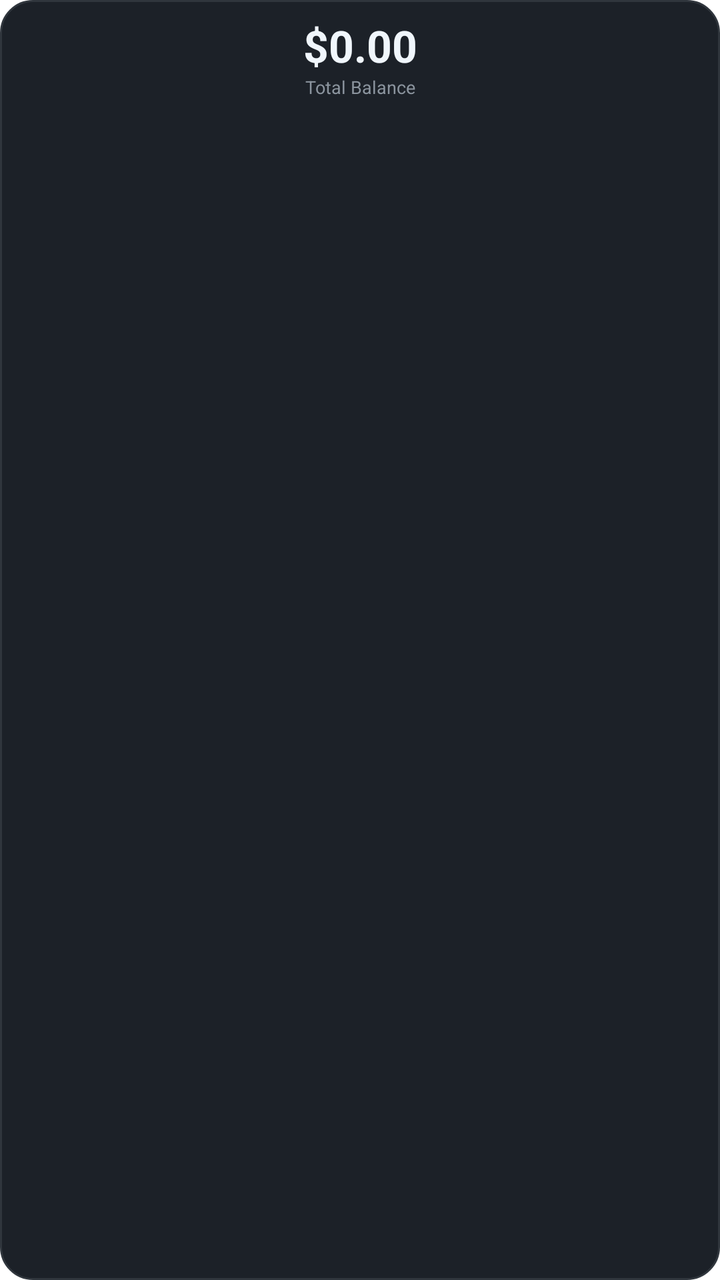
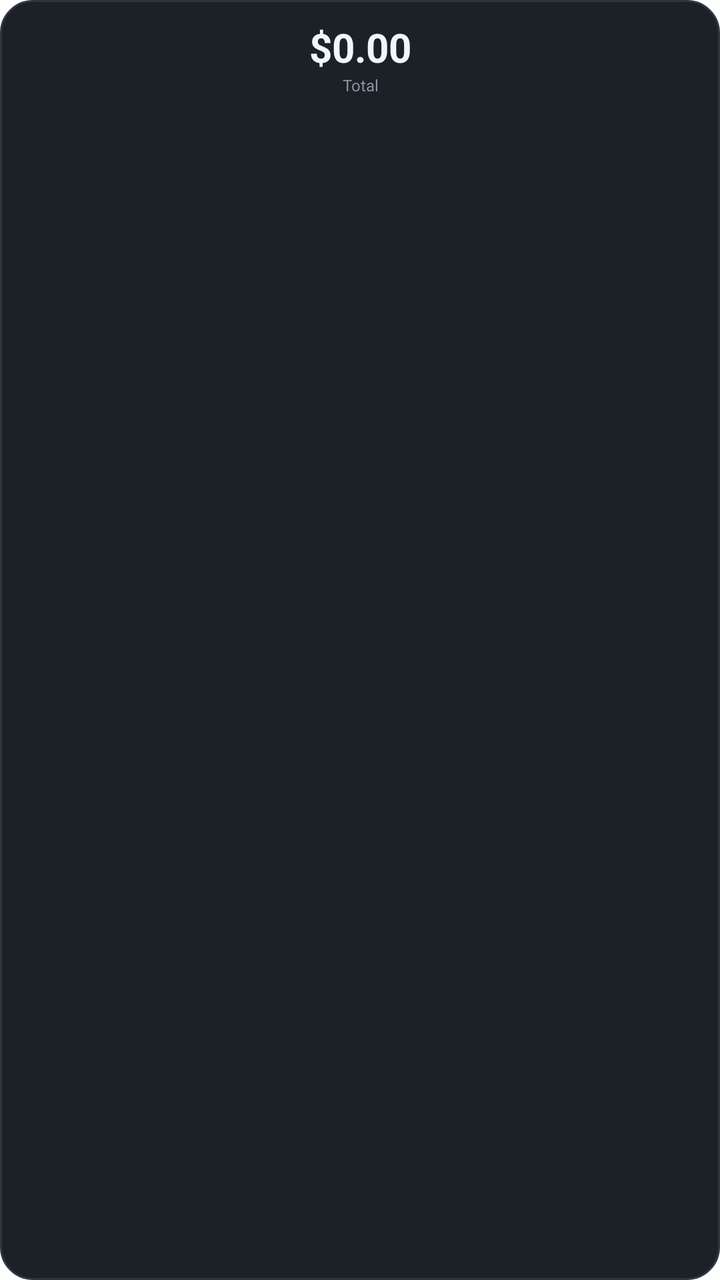

The first picture is an Android layout as it rendered before a commit; the second is the same layout after the commit. The layout source and the unified diff follow.
<!-- AndroidManifest.xml: fallback theme Theme.MaterialComponents.DayNight.NoActionBar -->
<!-- res/layout/widget_summary.xml -->
<?xml version="1.0" encoding="utf-8"?>
<LinearLayout xmlns:android="http://schemas.android.com/apk/res/android"
    android:layout_width="match_parent"
    android:layout_height="match_parent"
    android:orientation="vertical"
    android:padding="8dp"
    android:background="@drawable/widget_background">

    <TextView
        android:id="@+id/total_balance"
        android:layout_width="match_parent"
        android:layout_height="wrap_content"
        android:gravity="center"
        android:text="$0.00"
        android:textColor="#F0F6FC"
        android:textSize="22sp"
        android:textStyle="bold" />

    <TextView
        android:id="@+id/total_label"
        android:layout_width="match_parent"
        android:layout_height="wrap_content"
        android:gravity="center"
        android:text="Total Balance"
        android:textColor="#8B949E"
        android:textSize="9sp"
        android:layout_marginBottom="6dp" />

    
    <LinearLayout
        android:id="@+id/acc_row_1"
        android:layout_width="match_parent"
        android:layout_height="wrap_content"
        android:orientation="horizontal"
        android:gravity="center_vertical"
        android:visibility="gone"
        android:layout_marginBottom="2dp">
        <TextView android:id="@+id/acc_name_1" android:layout_width="0dp" android:layout_height="wrap_content" android:layout_weight="1" android:textColor="#8B949E" android:textSize="10sp" android:maxLines="1" android:ellipsize="end" />
        <TextView android:id="@+id/acc_bal_1" android:layout_width="wrap_content" android:layout_height="wrap_content" android:textColor="#F0F6FC" android:textSize="10sp" android:textStyle="bold" />
    </LinearLayout>

    <LinearLayout
        android:id="@+id/acc_row_2"
        android:layout_width="match_parent"
        android:layout_height="wrap_content"
        android:orientation="horizontal"
        android:gravity="center_vertical"
        android:visibility="gone"
        android:layout_marginBottom="2dp">
        <TextView android:id="@+id/acc_name_2" android:layout_width="0dp" android:layout_height="wrap_content" android:layout_weight="1" android:textColor="#8B949E" android:textSize="10sp" android:maxLines="1" android:ellipsize="end" />
        <TextView android:id="@+id/acc_bal_2" android:layout_width="wrap_content" android:layout_height="wrap_content" android:textColor="#F0F6FC" android:textSize="10sp" android:textStyle="bold" />
    </LinearLayout>

    <LinearLayout
        android:id="@+id/acc_row_3"
        android:layout_width="match_parent"
        android:layout_height="wrap_content"
        android:orientation="horizontal"
        android:gravity="center_vertical"
        android:visibility="gone"
        android:layout_marginBottom="2dp">
        <TextView android:id="@+id/acc_name_3" android:layout_width="0dp" android:layout_height="wrap_content" android:layout_weight="1" android:textColor="#8B949E" android:textSize="10sp" android:maxLines="1" android:ellipsize="end" />
        <TextView android:id="@+id/acc_bal_3" android:layout_width="wrap_content" android:layout_height="wrap_content" android:textColor="#F0F6FC" android:textSize="10sp" android:textStyle="bold" />
    </LinearLayout>

    <LinearLayout
        android:id="@+id/acc_row_4"
        android:layout_width="match_parent"
        android:layout_height="0dp"
        android:layout_weight="1"
        android:orientation="horizontal"
        android:gravity="center_vertical"
        android:visibility="gone">
        <TextView android:id="@+id/acc_name_4" android:layout_width="0dp" android:layout_height="wrap_content" android:layout_weight="1" android:textColor="#8B949E" android:textSize="10sp" android:maxLines="1" android:ellipsize="end" />
        <TextView android:id="@+id/acc_bal_4" android:layout_width="wrap_content" android:layout_height="wrap_content" android:textColor="#F0F6FC" android:textSize="10sp" android:textStyle="bold" />
    </LinearLayout>

</LinearLayout>
<!-- resources referenced by this layout -->
<resources>
  <!-- drawable widget_background (drawable) -->
  <?xml version="1.0" encoding="utf-8"?>
  <shape xmlns:android="http://schemas.android.com/apk/res/android"
      android:shape="rectangle">
      <solid android:color="#1C2128" />
      <corners android:radius="16dp" />
      <stroke android:width="1dp" android:color="#30363D" />
  </shape>
</resources>

<!-- the commit's change to res/layout/widget_summary.xml (unified diff, before → after) -->
@@ -3,7 +3,7 @@
     android:layout_width="match_parent"
     android:layout_height="match_parent"
     android:orientation="vertical"
-    android:padding="8dp"
+    android:padding="10dp"
     android:background="@drawable/widget_background">
 
     <TextView
@@ -13,7 +13,7 @@
         android:gravity="center"
         android:text="$0.00"
         android:textColor="#F0F6FC"
-        android:textSize="22sp"
+        android:textSize="20sp"
         android:textStyle="bold" />
 
     <TextView
@@ -21,12 +21,11 @@
         android:layout_width="match_parent"
         android:layout_height="wrap_content"
         android:gravity="center"
-        android:text="Total Balance"
+        android:text="Total"
         android:textColor="#8B949E"
-        android:textSize="9sp"
+        android:textSize="8sp"
         android:layout_marginBottom="6dp" />
 
-    
     <LinearLayout
         android:id="@+id/acc_row_1"
         android:layout_width="match_parent"
@@ -34,9 +33,9 @@
         android:orientation="horizontal"
         android:gravity="center_vertical"
         android:visibility="gone"
-        android:layout_marginBottom="2dp">
-        <TextView android:id="@+id/acc_name_1" android:layout_width="0dp" android:layout_height="wrap_content" android:layout_weight="1" android:textColor="#8B949E" android:textSize="10sp" android:maxLines="1" android:ellipsize="end" />
-        <TextView android:id="@+id/acc_bal_1" android:layout_width="wrap_content" android:layout_height="wrap_content" android:textColor="#F0F6FC" android:textSize="10sp" android:textStyle="bold" />
+        android:layout_marginBottom="1dp">
+        <TextView android:id="@+id/acc_name_1" android:layout_width="0dp" android:layout_height="wrap_content" android:layout_weight="1" android:textColor="#8B949E" android:textSize="9sp" android:maxLines="1" android:ellipsize="end" />
+        <TextView android:id="@+id/acc_bal_1" android:layout_width="wrap_content" android:layout_height="wrap_content" android:textColor="#F0F6FC" android:textSize="9sp" android:textStyle="bold" />
     </LinearLayout>
 
     <LinearLayout
@@ -46,9 +45,9 @@
         android:orientation="horizontal"
         android:gravity="center_vertical"
         android:visibility="gone"
-        android:layout_marginBottom="2dp">
-        <TextView android:id="@+id/acc_name_2" android:layout_width="0dp" android:layout_height="wrap_content" android:layout_weight="1" android:textColor="#8B949E" android:textSize="10sp" android:maxLines="1" android:ellipsize="end" />
-        <TextView android:id="@+id/acc_bal_2" android:layout_width="wrap_content" android:layout_height="wrap_content" android:textColor="#F0F6FC" android:textSize="10sp" android:textStyle="bold" />
+        android:layout_marginBottom="1dp">
+        <TextView android:id="@+id/acc_name_2" android:layout_width="0dp" android:layout_height="wrap_content" android:layout_weight="1" android:textColor="#8B949E" android:textSize="9sp" android:maxLines="1" android:ellipsize="end" />
+        <TextView android:id="@+id/acc_bal_2" android:layout_width="wrap_content" android:layout_height="wrap_content" android:textColor="#F0F6FC" android:textSize="9sp" android:textStyle="bold" />
     </LinearLayout>
 
     <LinearLayout
@@ -58,9 +57,9 @@
         android:orientation="horizontal"
         android:gravity="center_vertical"
         android:visibility="gone"
-        android:layout_marginBottom="2dp">
-        <TextView android:id="@+id/acc_name_3" android:layout_width="0dp" android:layout_height="wrap_content" android:layout_weight="1" android:textColor="#8B949E" android:textSize="10sp" android:maxLines="1" android:ellipsize="end" />
-        <TextView android:id="@+id/acc_bal_3" android:layout_width="wrap_content" android:layout_height="wrap_content" android:textColor="#F0F6FC" android:textSize="10sp" android:textStyle="bold" />
+        android:layout_marginBottom="1dp">
+        <TextView android:id="@+id/acc_name_3" android:layout_width="0dp" android:layout_height="wrap_content" android:layout_weight="1" android:textColor="#8B949E" android:textSize="9sp" android:maxLines="1" android:ellipsize="end" />
+        <TextView android:id="@+id/acc_bal_3" android:layout_width="wrap_content" android:layout_height="wrap_content" android:textColor="#F0F6FC" android:textSize="9sp" android:textStyle="bold" />
     </LinearLayout>
 
     <LinearLayout
@@ -71,8 +70,8 @@
         android:orientation="horizontal"
         android:gravity="center_vertical"
         android:visibility="gone">
-        <TextView android:id="@+id/acc_name_4" android:layout_width="0dp" android:layout_height="wrap_content" android:layout_weight="1" android:textColor="#8B949E" android:textSize="10sp" android:maxLines="1" android:ellipsize="end" />
-        <TextView android:id="@+id/acc_bal_4" android:layout_width="wrap_content" android:layout_height="wrap_content" android:textColor="#F0F6FC" android:textSize="10sp" android:textStyle="bold" />
+        <TextView android:id="@+id/acc_name_4" android:layout_width="0dp" android:layout_height="wrap_content" android:layout_weight="1" android:textColor="#8B949E" android:textSize="9sp" android:maxLines="1" android:ellipsize="end" />
+        <TextView android:id="@+id/acc_bal_4" android:layout_width="wrap_content" android:layout_height="wrap_content" android:textColor="#F0F6FC" android:textSize="9sp" android:textStyle="bold" />
     </LinearLayout>
 
 </LinearLayout>
